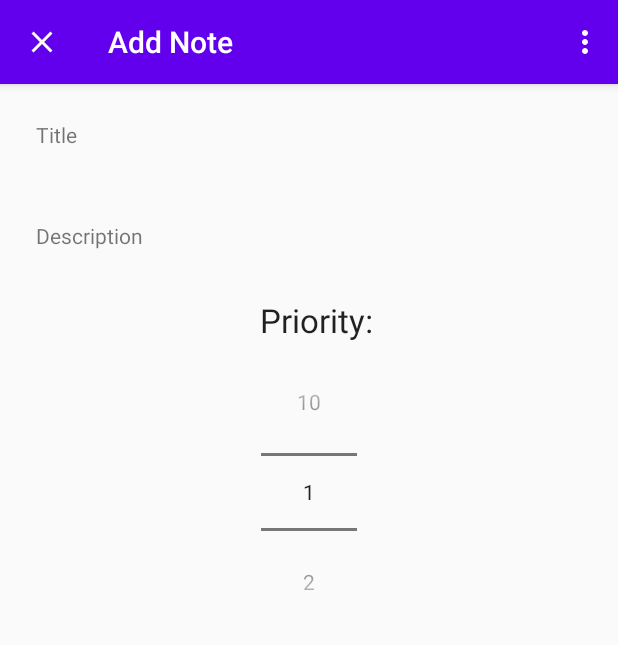
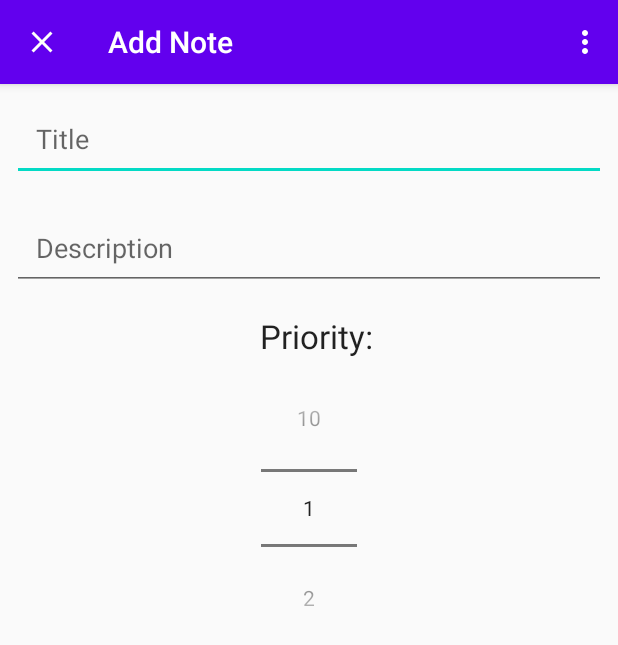
Before and after one commit to malay190/Architecture_components, an Android app: the Add_Edit_note screen opened directly, with no data from a screen before it, on a phone screen of 412 x 824 dp. Shown: the top 645 px of the screen. Run offline under Robolectric (Android 15) with nearby library versions, the phone set to English and light mode, and no system bars.

Commit message:
user can add extra note to the application like google note.

```diff
--- a/app/src/main/res/layout/activity_add_note.xml
+++ b/app/src/main/res/layout/activity_add_note.xml
@@ -7,22 +7,22 @@
     android:orientation="vertical"
     tools:context=".Add_Edit_note">
 
-    <TextView
+    <EditText
         android:id="@+id/edit_text_title"
         android:layout_width="match_parent"
         android:layout_height="wrap_content"
         android:layout_margin="8dp"
         android:inputType="text"
         android:padding="16dp"
-        android:text="Title"
+        android:hint="Title"
 
         />
 
-    <TextView
+    <EditText
         android:id="@+id/edit_text_description"
         android:layout_width="match_parent"
         android:layout_height="wrap_content"
-        android:text="Description"
+        android:hint="Description"
         android:padding="16dp"
         android:inputType="textMultiLine"
         android:layout_margin="8dp"
```
Also changed, not shown: app/src/main/AndroidManifest.xml (+6 -3 lines), app/src/main/java/com/example/architecture_components/Add_Edit_note.java (+4 -4 lines), app/src/main/java/com/example/architecture_components/MainActivity.java (+3 -6 lines).
